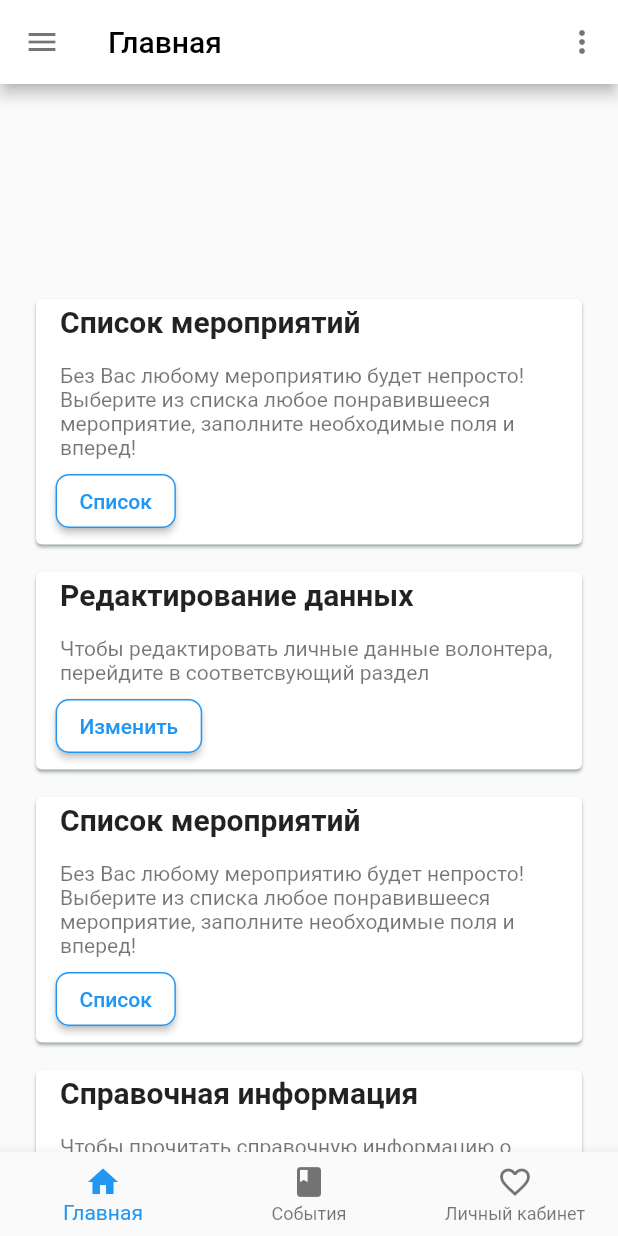
After one commit to IldarGreat/voluunterFront, a Flutter app: the MainAuth screen opened by its route, on a phone screen of 412 x 824 dp. The commit adds this screen. Run offline on Flutter 3.47's test engine with Material 2 defaults, Android fonts, the phone set to English and light mode, and no system bars; our stand-ins replace sqflite; missing offline and left inert: footer; accounts and stored records are empty.

Commit message:
feat: made main auth page

```diff
--- a/lib/model/auth.dart
+++ b/lib/model/auth.dart
@@ -1,3 +1,7 @@
+import 'package:json_annotation/json_annotation.dart';
+
+part 'auth.g.dart';
+@JsonSerializable()
 class Auth {
   late int id;
   late String accessToken;
@@ -20,4 +24,5 @@ class Auth {
     login = map['login'];
     role = map['role'];
   }
+  factory Auth.fromJson(Map<String,dynamic> json) => _$AuthFromJson(json);
 }
--- a/lib/model/user_request.dart
+++ b/lib/model/user_request.dart
@@ -1,3 +1,7 @@
+import 'package:json_annotation/json_annotation.dart';
+part 'user_request.g.dart';
+
+@JsonSerializable()
 class UserRequest {
   String firstName;
   String secondName;
@@ -40,4 +44,5 @@ class UserRequest {
     return map;
   }
 
+  Map<String,dynamic> toJson() => _$UserRequestToJson(this);
 }
--- /dev/null
+++ b/lib/page/main_auth_page.dart
@@ -0,0 +1,181 @@
+import 'package:flutter/material.dart';
+
+import '../db/database.dart';
+import '../model/auth.dart';
+
+class MainAuth extends StatefulWidget {
+  const MainAuth({super.key});
+
+  @override
+  State<StatefulWidget> createState() => MainAuthState();
+}
+
+class MainAuthState extends State<MainAuth> {
+  String _login = "";
+  @override
+  void initState() {
+    super.initState();
+    getLogin();
+  }
+
+  @override
+  Widget build(BuildContext context) {
+    return Scaffold(
+      appBar: AppBar(
+        title: const Text(
+          'Главная',
+          style: TextStyle(color: Colors.black),
+        ),
+        leading: IconButton(
+          icon: const Icon(
+            Icons.menu,
+            color: Colors.black54,
+          ),
+          onPressed: () {},
+        ),
+        actions: [
+          IconButton(
+            onPressed: () {
+              Navigator.pushNamed(context, '/reference');
+            },
+            icon: const Icon(Icons.more_vert),
+            color: Colors.black54,
+          ),
+        ],
+        backgroundColor: Colors.white,
+      ),
+      body: ListView(
+        padding: const EdgeInsets.all(20),
+        children: [
+          const SizedBox(
+            height: 40,
+          ),
+          Text(
+            _login,
+            style: const TextStyle(
+              fontSize: 50,
+              fontWeight: FontWeight.bold,
+            ),
+          ),
+          const SizedBox(
+            height: 20,
+          ),
+          card(
+              'Список мероприятий',
+              '\nБез Вас любому мероприятию будет непросто! Выберите из списка любое понравившееся мероприятие, заполните необходимые поля и вперед!',
+              'Список'),
+          const SizedBox(
+            height: 10,
+          ),
+          card(
+              'Редактирование данных',
+              '\nЧтобы редактировать личные данные волонтера, перейдите в соответсвующий раздел',
+              'Изменить'),
+          const SizedBox(
+            height: 10,
+          ),
+          card(
+              'Список мероприятий',
+              '\nБез Вас любому мероприятию будет непросто! Выберите из списка любое понравившееся мероприятие, заполните необходимые поля и вперед!',
+              'Список'),
+          const SizedBox(
+            height: 10,
+          ),
+          card(
+              'Справочная информация',
+              '\nЧтобы прочитать справочную информацию о системе, перейдите в соответсвующий раздел.',
+              'Справка'),
+        ],
+      ),
+      bottomNavigationBar: BottomNavigationBar(
+        items: const [
+          BottomNavigationBarItem(
+            icon: Icon(Icons.home),
+            label: "Главная",
+          ),
+          BottomNavigationBarItem(
+            icon: Icon(Icons.book),
+            label: "События",
+          ),
+          BottomNavigationBarItem(
+            icon: Icon(Icons.favorite_border),
+            label: "Личный кабинет",
+          )
+        ],
+        currentIndex: 0,
+        selectedItemColor: Colors.blue,
+        onTap: _onTappedBar,
+      ),
+    );
+  }
+
+  void _onTappedBar(int index) {
+    if (index != 0) {
+      final snackBar = SnackBar(
+        content: const Text(
+          'Ты авторизован но пока не реализован',
+        ),
+        action: SnackBarAction(
+          label: 'Понял',
+          onPressed: () {},
+        ),
+      );
+
+      ScaffoldMessenger.of(context).showSnackBar(snackBar);
+    }
+  }
+
+  void getLogin() async {
+    List<Auth> auths = await DBProvider.db.getAuths();
+    String login = "";
+    auths.forEach((element) {
+      login = element.login;
+    });
+    setState(() {
+      _login = login;
+    });
+  }
+
+  Card card(String title, String subtitle, String buttonName) {
+    return Card(
+      shadowColor: Colors.blueGrey,
+      child: Column(
+        crossAxisAlignment: CrossAxisAlignment.start,
+        children: [
+          ListTile(
+            title: Text(
+              title,
+              style: const TextStyle(fontSize: 20, fontWeight: FontWeight.bold),
+            ),
+            subtitle: Text(subtitle),
+          ),
+          Row(
+            children: [
+              const SizedBox(width: 13),
+              ElevatedButton(
+                onPressed: () {},
+                style: ButtonStyle(
+                  backgroundColor:
+                      MaterialStateProperty.all<Color>(Colors.white),
+                  shape: MaterialStateProperty.all<RoundedRectangleBorder>(
+                    RoundedRectangleBorder(
+                      borderRadius: BorderRadius.circular(9.0),
+                      side: const BorderSide(color: Colors.blue),
+                    ),
+                  ),
+                ),
+                child: Text(
+                  buttonName,
+                  style: const TextStyle(color: Colors.blue),
+                ),
+              ),
+            ],
+          ),
+          const SizedBox(
+            height: 5,
+          ),
+        ],
+      ),
+    );
+  }
+}
--- a/pubspec.yaml
+++ b/pubspec.yaml
@@ -34,6 +34,9 @@ dependencies:
   footer: ^0.0.4
   sqflite: ^2.2.2
   path_provider: ^2.0.11
+  json_serializable: ^6.5.4
+  build_runner: ^2.3.2
+  http: ^0.13.5
 
   # The following adds the Cupertino Icons font to your application.
   # Use with the CupertinoIcons class for iOS style icons.
```
Also changed, not shown: lib/main.dart (+6 -5 lines), lib/page/login_page.dart (renamed from lib/login_page.dart, +15 -0 lines), lib/page/main_page.dart (renamed from lib/main_page.dart, +31 -1 lines), lib/page/register_pade.dart (renamed from lib/register_pade.dart, +46 -1 lines), lib/model/auth.g.dart (added), lib/model/user_request.g.dart (added), lib/page/reference_information_page.dart (renamed from lib/reference_information_page.dart), pubspec.lock.
